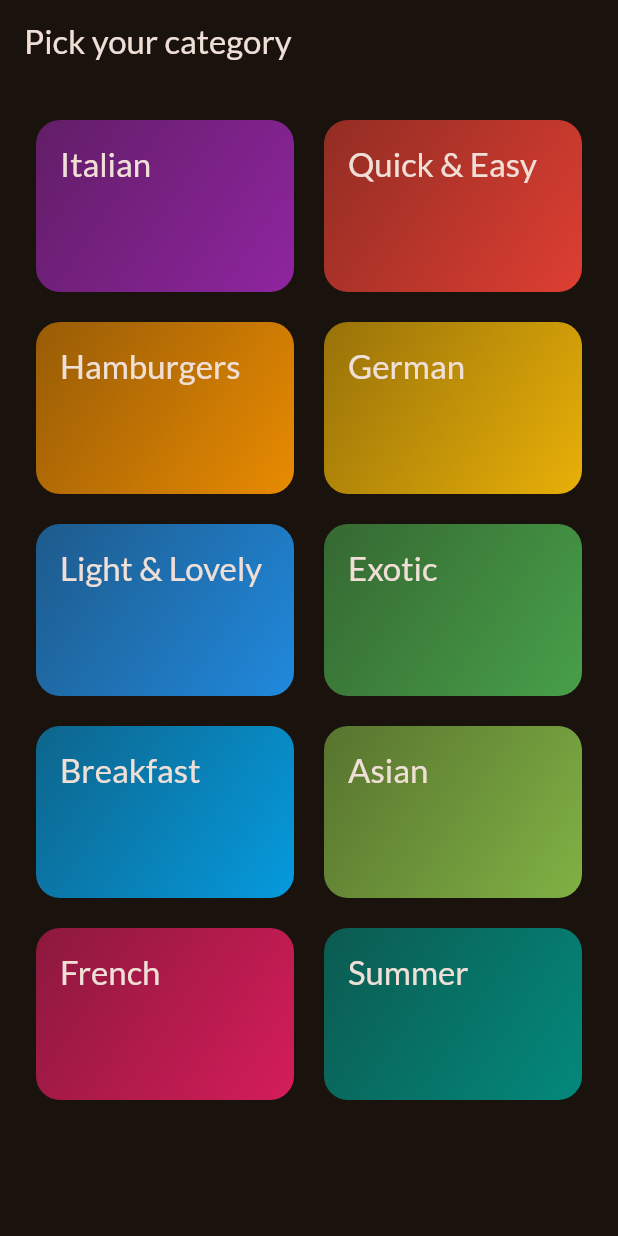
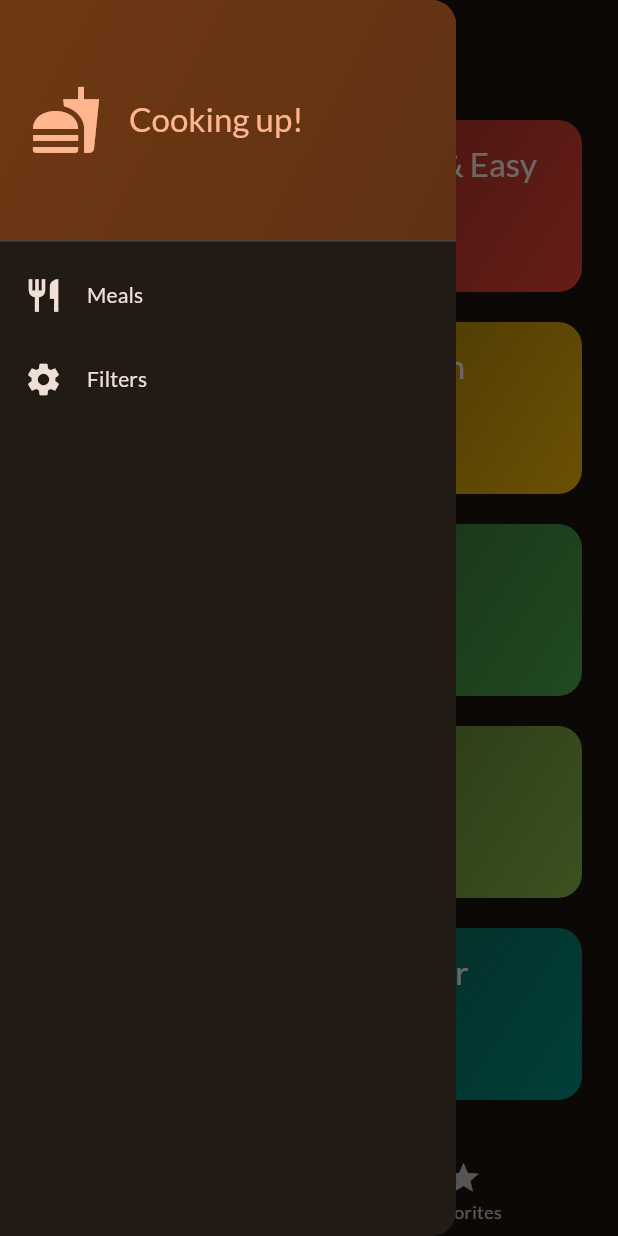
Before and after one commit to salvo27/meals_app, a Flutter app: the screen it shows after launch, with the side drawer open (before the commit the screen has no drawer), on a phone screen of 412 x 824 dp. Run offline on Flutter 3.47's test engine with Material 3 defaults, Android fonts, the phone set to English and light mode, and no system bars; our stand-ins replace google_fonts, transparent_image.

Commit message:
added a drawer with filters and meals filtered

```diff
--- a/lib/main.dart
+++ b/lib/main.dart
@@ -1,7 +1,7 @@
 import 'package:flutter/material.dart';
 
 import 'package:google_fonts/google_fonts.dart';
-import 'package:meals_app/screens/categories.dart';
+import 'package:meals_app/screens/tabs.dart';
 
 final theme = ThemeData(
   useMaterial3: true,
@@ -23,7 +23,7 @@ class App extends StatelessWidget {
   Widget build(BuildContext context) {
     return MaterialApp(
       theme: theme,
-      home: const CategoriesScreen(),
+      home: const TabsScreen(),
     );
   }
 }
--- a/lib/screens/categories.dart
+++ b/lib/screens/categories.dart
@@ -1,11 +1,14 @@
 import 'package:flutter/material.dart';
 import 'package:meals_app/data/dummy_data.dart';
 import 'package:meals_app/models/category.dart';
+import 'package:meals_app/models/meal.dart';
 import 'package:meals_app/screens/meals.dart';
 import 'package:meals_app/widgets/category_grid_item.dart';
 
 class CategoriesScreen extends StatelessWidget {
-  const CategoriesScreen({super.key});
+  const CategoriesScreen({super.key, required this.onToggleFavorite});
+
+  final void Function(Meal meal) onToggleFavorite;
 
   void _selectCategory(BuildContext context, Category category) {
     final filteredMeals = dummyMeals
@@ -17,6 +20,7 @@ class CategoriesScreen extends StatelessWidget {
         builder: (ctx) => MealsScreen(
           title: category.title,
           meals: filteredMeals,
+          onToggleFavorite: onToggleFavorite,
         ),
       ),
     );
@@ -24,11 +28,7 @@ class CategoriesScreen extends StatelessWidget {
 
   @override
   Widget build(BuildContext context) {
-    return Scaffold(
-      appBar: AppBar(
-        title: const Text('Pick your category'),
-      ),
-      body: GridView(
+    return GridView(
       padding: const EdgeInsets.all(24),
       gridDelegate: const SliverGridDelegateWithFixedCrossAxisCount(
         crossAxisCount: 2,
@@ -45,7 +45,6 @@ class CategoriesScreen extends StatelessWidget {
             },
           )
       ],
-      ),
     );
   }
 }
--- /dev/null
+++ b/lib/screens/tabs.dart
@@ -0,0 +1,97 @@
+import 'package:flutter/material.dart';
+import 'package:meals_app/models/meal.dart';
+import 'package:meals_app/screens/categories.dart';
+import 'package:meals_app/screens/filters.dart';
+import 'package:meals_app/screens/meals.dart';
+import 'package:meals_app/widgets/main_drawer.dart';
+
+class TabsScreen extends StatefulWidget {
+  const TabsScreen({super.key});
+
+  @override
+  State<TabsScreen> createState() {
+    return _TabsScreenState();
+  }
+}
+
+class _TabsScreenState extends State<TabsScreen> {
+  int _selectedPageIndex = 0;
+  final List<Meal> _favoritesMeals = [];
+
+  void _showInfoMessage(String message) {
+    ScaffoldMessenger.of(context).clearSnackBars();
+    ScaffoldMessenger.of(context).showSnackBar(
+      SnackBar(
+        content: Text(message),
+      ),
+    );
+  }
+
+  void _toggleMealFavoriteStatus(Meal meal) {
+    final isExisting = _favoritesMeals.contains(meal);
+
+    if (isExisting) {
+      setState(() {
+        _favoritesMeals.remove(meal);
+        _showInfoMessage('Meal is no longer a favorite.');
+      });
+    } else {
+      setState(() {
+        _favoritesMeals.add(meal);
+        _showInfoMessage('Marked as a favorite.');
+      });
+    }
+  }
+
+  void _selectPage(int index) {
+    setState(() {
+      _selectedPageIndex = index;
+    });
+  }
+
+  void _setScreen(String identifier) {
+    Navigator.of(context).pop();
+    if (identifier == 'filters') {
+      Navigator.of(context).push(
+        MaterialPageRoute(
+          builder: (ctx) => const FiltersScreen(),
+        ),
+      );
+    }
+  }
+
+  @override
+  Widget build(BuildContext context) {
+    Widget activePage = CategoriesScreen(
+      onToggleFavorite: _toggleMealFavoriteStatus,
+    );
+    var activePageTitle = 'Categories';
+
+    if (_selectedPageIndex == 1) {
+      activePage = MealsScreen(
+        meals: _favoritesMeals,
+        onToggleFavorite: _toggleMealFavoriteStatus,
+      );
+      activePageTitle = 'Your Favorites';
+    }
+
+    return Scaffold(
+      appBar: AppBar(
+        title: Text(activePageTitle),
+      ),
+      drawer: MainDrawer(
+        onSelectScreen: _setScreen,
+      ),
+      body: activePage,
+      bottomNavigationBar: BottomNavigationBar(
+        onTap: _selectPage,
+        currentIndex: _selectedPageIndex,
+        items: const [
+          BottomNavigationBarItem(
+              icon: Icon(Icons.set_meal), label: 'Categories'),
+          BottomNavigationBarItem(icon: Icon(Icons.star), label: 'Favorites'),
+        ],
+      ),
+    );
+  }
+}
--- /dev/null
+++ b/lib/widgets/main_drawer.dart
@@ -0,0 +1,83 @@
+import 'package:flutter/material.dart';
+
+class MainDrawer extends StatelessWidget {
+  const MainDrawer({super.key, required this.onSelectScreen});
+
+  final void Function(String identifier) onSelectScreen;
+
+  @override
+  Widget build(BuildContext context) {
+    return Drawer(
+      child: Column(
+        children: [
+          DrawerHeader(
+            padding: const EdgeInsets.all(20),
+            decoration: BoxDecoration(
+              gradient: LinearGradient(
+                colors: [
+                  Theme.of(context).colorScheme.primaryContainer,
+                  Theme.of(context)
+                      .colorScheme
+                      .primaryContainer
+                      .withOpacity(0.8),
+                ],
+                begin: Alignment.topLeft,
+                end: Alignment.bottomRight,
+              ),
+            ),
+            child: Row(
+              children: [
+                Icon(
+                  Icons.fastfood,
+                  size: 48,
+                  color: Theme.of(context).colorScheme.primary,
+                ),
+                const SizedBox(width: 18),
+                Text(
+                  'Cooking up!',
+                  style: Theme.of(context).textTheme.titleLarge!.copyWith(
+                        color: Theme.of(context).colorScheme.primary,
+                      ),
+                ),
+              ],
+            ),
+          ),
+          ListTile(
+            leading: Icon(
+              Icons.restaurant,
+              size: 26,
+              color: Theme.of(context).colorScheme.onBackground,
+            ),
+            title: Text(
+              'Meals',
+              style: Theme.of(context).textTheme.titleSmall!.copyWith(
+                    color: Theme.of(context).colorScheme.onBackground,
+                    fontSize: 14,
+                  ),
+            ),
+            onTap: () {
+              onSelectScreen('meals');
+            },
+          ),
+          ListTile(
+            leading: Icon(
+              Icons.settings,
+              size: 26,
+              color: Theme.of(context).colorScheme.onBackground,
+            ),
+            title: Text(
+              'Filters',
+              style: Theme.of(context).textTheme.titleSmall!.copyWith(
+                    color: Theme.of(context).colorScheme.onBackground,
+                    fontSize: 14,
+                  ),
+            ),
+            onTap: () {
+              onSelectScreen('filters');
+            },
+          ),
+        ],
+      ),
+    );
+  }
+}
```
Also changed, not shown: lib/screens/filters.dart (added, +60 -0 lines), lib/screens/meal_details.dart (added, +89 -0 lines), lib/screens/meals.dart (+38 -9 lines), lib/widgets/meal_item.dart (+19 -6 lines). Lines whose indentation alone changed are shown as unchanged.
